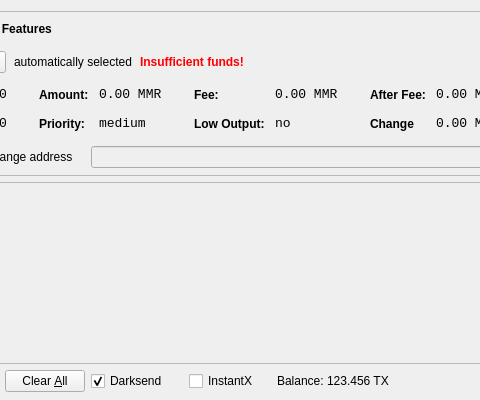
This is src/qt/forms/sendcoinsdialog.ui in MinuteManReserve/mmr-core as Qt 5 draws it before an edit; both pictures show x 96 to 576 and y 0 to 400 of the 850 by 400 pixel window. The edited form follows.
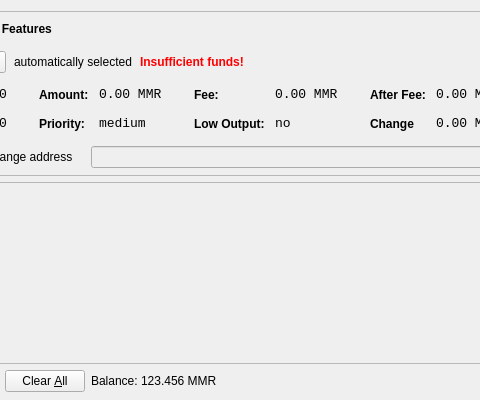
This is the edited form. Icons and pictures are not drawn.

Patch:
```diff
--- a/src/qt/forms/sendcoinsdialog.ui
+++ b/src/qt/forms/sendcoinsdialog.ui
@@ -699,38 +699,6 @@
        <property name="spacing">
         <number>3</number>
        </property>
-        <item>
-        <widget class="QCheckBox" name="checkUseDarksend">
-         <property name="minimumSize">
-          <size>
-           <width>95</width>
-           <height>0</height>
-          </size>
-         </property>
-         <property name="text">
-          <string>Darksend</string>
-         </property>
-         <property name="checked">
-          <bool>true</bool>
-         </property>
-        </widget>
-       </item>
-       <item>
-        <widget class="QCheckBox" name="checkInstantX">
-         <property name="enabled">
-          <bool>true</bool>
-         </property>
-         <property name="minimumSize">
-          <size>
-           <width>85</width>
-           <height>0</height>
-          </size>
-         </property>
-         <property name="text">
-          <string>InstantX</string>
-         </property>
-        </widget>
-       </item>
        <item>
         <widget class="QLabel" name="label">
          <property name="sizePolicy">
@@ -756,7 +724,7 @@
           <cursorShape>IBeamCursor</cursorShape>
          </property>
          <property name="text">
-          <string>123.456 TX</string>
+          <string notr="true">123.456 MMR</string>
          </property>
          <property name="textInteractionFlags">
           <set>Qt::LinksAccessibleByMouse|Qt::TextSelectableByKeyboard|Qt::TextSelectableByMouse</set>
```
Left out of the diff: 8 changed lines with no effect on the pictures.
